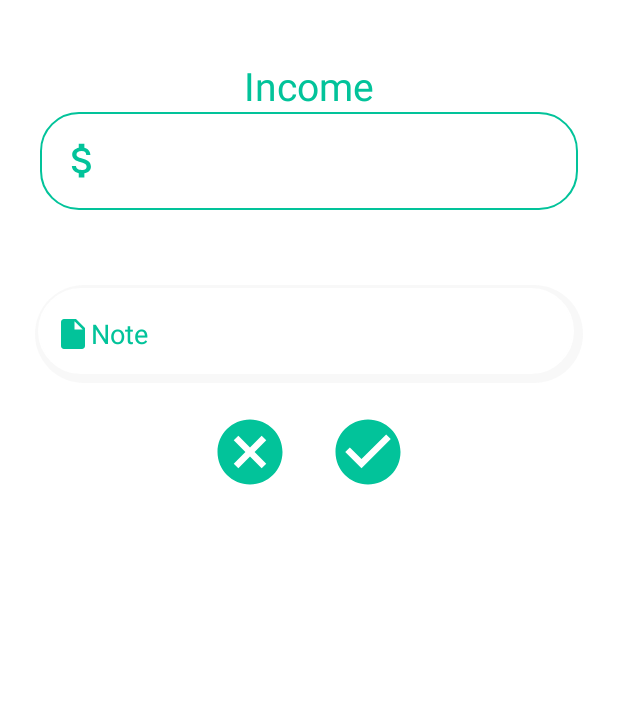
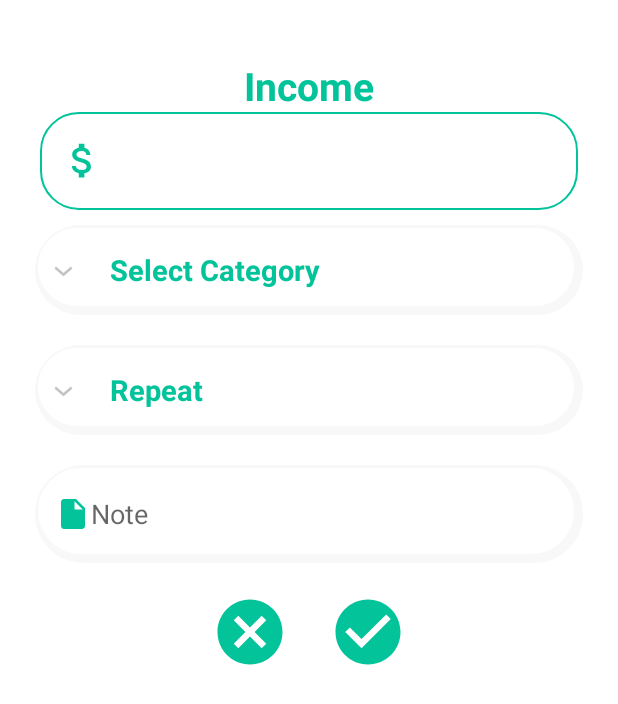
Before and after one commit to MinJerry1129/Calculator, an Android app: the SetIncomeActivity screen opened directly, with no data from a screen before it, on a phone screen of 412 x 824 dp. Shown: the top 704 px of the screen. Run offline under Robolectric (Android 15) with nearby library versions, the phone set to English and light mode, and no system bars; our stand-ins replace sdp/ssp sizes.

Commit message:
update design

```diff
--- /dev/null
+++ b/app/src/main/java/com/mobiledevteam/calculator/cell/ExpandCategoryAdapter.java
@@ -0,0 +1,85 @@
+package com.mobiledevteam.calculator.cell;
+
+import android.content.Context;
+import android.view.LayoutInflater;
+import android.view.View;
+import android.view.ViewGroup;
+import android.widget.BaseExpandableListAdapter;
+import android.widget.TextView;
+
+import com.mobiledevteam.calculator.R;
+
+import java.util.ArrayList;
+
+public class ExpandCategoryAdapter extends BaseExpandableListAdapter {
+    Context context;
+    ArrayList<Category> mCategory;
+
+    public ExpandCategoryAdapter(Context context,ArrayList<Category> category){
+        this.context = context;
+        this.mCategory = category;
+    }
+
+    @Override
+    public int getGroupCount() {
+        return 1;
+    }
+
+    @Override
+    public int getChildrenCount(int groupPosition) {
+        return mCategory.size();
+    }
+
+    @Override
+    public Object getGroup(int groupPosition) {
+        return "Select Category";
+    }
+
+    @Override
+    public Object getChild(int groupPosition, int childPosition) {
+        return this.mCategory.get(childPosition).getmTitle();
+    }
+
+    @Override
+    public long getGroupId(int groupPosition) {
+        return groupPosition;
+    }
+
+    @Override
+    public long getChildId(int groupPosition, int childPosition) {
+        return childPosition;
+    }
+
+    @Override
+    public boolean hasStableIds() {
+        return false;
+    }
+
+    @Override
+    public View getGroupView(int groupPosition, boolean isExpanded, View convertView, ViewGroup parent) {
+        if(convertView == null){
+            LayoutInflater layoutInflater = (LayoutInflater) this.context.getSystemService(Context.LAYOUT_INFLATER_SERVICE);
+            convertView = layoutInflater.inflate(R.layout.list_group, null);
+        }
+        TextView groupName = convertView.findViewById(R.id.list_parent);
+        groupName.setText("Select Category");
+        return convertView;
+    }
+
+    @Override
+    public View getChildView(int groupPosition, int childPosition, boolean isLastChild, View convertView, ViewGroup parent) {
+        String child = (String) getChild(groupPosition, childPosition);
+        if(convertView == null){
+            LayoutInflater layoutInflater = (LayoutInflater) this.context.getSystemService(Context.LAYOUT_INFLATER_SERVICE);
+            convertView = layoutInflater.inflate(R.layout.list_group, null);
+        }
+        TextView groupName = convertView.findViewById(R.id.list_parent);
+        groupName.setText(child);
+        return convertView;
+    }
+
+    @Override
+    public boolean isChildSelectable(int groupPosition, int childPosition) {
+        return true;
+    }
+}
--- /dev/null
+++ b/app/src/main/java/com/mobiledevteam/calculator/cell/ExpandRepeatAdapter.java
@@ -0,0 +1,85 @@
+package com.mobiledevteam.calculator.cell;
+
+import android.content.Context;
+import android.view.LayoutInflater;
+import android.view.View;
+import android.view.ViewGroup;
+import android.widget.BaseExpandableListAdapter;
+import android.widget.TextView;
+
+import com.mobiledevteam.calculator.R;
+
+import java.util.ArrayList;
+
+public class ExpandRepeatAdapter extends BaseExpandableListAdapter {
+    Context context;
+    ArrayList<String> mRepeat;
+
+    public ExpandRepeatAdapter(Context context,ArrayList<String> repeat){
+        this.context = context;
+        this.mRepeat = repeat;
+    }
+
+    @Override
+    public int getGroupCount() {
+        return 1;
+    }
+
+    @Override
+    public int getChildrenCount(int groupPosition) {
+        return mRepeat.size();
+    }
+
+    @Override
+    public Object getGroup(int groupPosition) {
+        return "Select Category";
+    }
+
+    @Override
+    public Object getChild(int groupPosition, int childPosition) {
+        return this.mRepeat.get(childPosition);
+    }
+
+    @Override
+    public long getGroupId(int groupPosition) {
+        return groupPosition;
+    }
+
+    @Override
+    public long getChildId(int groupPosition, int childPosition) {
+        return childPosition;
+    }
+
+    @Override
+    public boolean hasStableIds() {
+        return false;
+    }
+
+    @Override
+    public View getGroupView(int groupPosition, boolean isExpanded, View convertView, ViewGroup parent) {
+        if(convertView == null){
+            LayoutInflater layoutInflater = (LayoutInflater) this.context.getSystemService(Context.LAYOUT_INFLATER_SERVICE);
+            convertView = layoutInflater.inflate(R.layout.list_group, null);
+        }
+        TextView groupName = convertView.findViewById(R.id.list_parent);
+        groupName.setText("Repeat");
+        return convertView;
+    }
+
+    @Override
+    public View getChildView(int groupPosition, int childPosition, boolean isLastChild, View convertView, ViewGroup parent) {
+        String child = (String) getChild(groupPosition, childPosition);
+        if(convertView == null){
+            LayoutInflater layoutInflater = (LayoutInflater) this.context.getSystemService(Context.LAYOUT_INFLATER_SERVICE);
+            convertView = layoutInflater.inflate(R.layout.list_group, null);
+        }
+        TextView groupName = convertView.findViewById(R.id.list_parent);
+        groupName.setText(child);
+        return convertView;
+    }
+
+    @Override
+    public boolean isChildSelectable(int groupPosition, int childPosition) {
+        return true;
+    }
+}
--- a/app/src/main/java/com/mobiledevteam/calculator/home/SetIncomeActivity.java
+++ b/app/src/main/java/com/mobiledevteam/calculator/home/SetIncomeActivity.java
@@ -2,15 +2,71 @@ package com.mobiledevteam.calculator.home;
 
 import androidx.appcompat.app.AppCompatActivity;
 
+import android.app.ActionBar;
 import android.os.Bundle;
+import android.view.View;
+import android.view.ViewGroup;
+import android.widget.ExpandableListView;
 
 import com.mobiledevteam.calculator.R;
+import com.mobiledevteam.calculator.Utils.Common;
+import com.mobiledevteam.calculator.cell.ExpandCategoryAdapter;
+import com.mobiledevteam.calculator.cell.ExpandRepeatAdapter;
 
 public class SetIncomeActivity extends AppCompatActivity {
+    ExpandableListView _expandCategory;
+    ExpandableListView _expandRepeat;
+    ExpandCategoryAdapter exCateAdapter;
+    ExpandRepeatAdapter exRepeatAdapter;
 
     @Override
     protected void onCreate(Bundle savedInstanceState) {
         super.onCreate(savedInstanceState);
         setContentView(R.layout.activity_set_income);
+        _expandCategory = findViewById(R.id.exp_category);
+        _expandRepeat = findViewById(R.id.exp_repeat);
+        exCateAdapter = new ExpandCategoryAdapter(this, Common.getInstance().getmIncomeCategory());
+        exRepeatAdapter = new ExpandRepeatAdapter(this, Common.getInstance().getmRepeatCategory());
+        setReady();
+
+    }
+    private void setReady(){
+        _expandCategory.setDivider(null);
+        _expandCategory.setAdapter(exCateAdapter);
+        _expandCategory.setOnGroupExpandListener(new ExpandableListView.OnGroupExpandListener() {
+            @Override
+            public void onGroupExpand(int groupPosition) {
+                ViewGroup.LayoutParams params = _expandCategory.getLayoutParams();
+                params.height = params.height * 6;
+                _expandCategory.setLayoutParams(params);
+            }
+        });
+        _expandCategory.setOnGroupCollapseListener(new ExpandableListView.OnGroupCollapseListener() {
+            @Override
+            public void onGroupCollapse(int groupPosition) {
+                ViewGroup.LayoutParams params = _expandCategory.getLayoutParams();
+                params.height = params.height / 6;
+                _expandCategory.setLayoutParams(params);
+            }
+        });
+
+        _expandRepeat.setDivider(null);
+        _expandRepeat.setAdapter(exRepeatAdapter);
+        _expandRepeat.setOnGroupExpandListener(new ExpandableListView.OnGroupExpandListener() {
+            @Override
+            public void onGroupExpand(int groupPosition) {
+                ViewGroup.LayoutParams params = _expandRepeat.getLayoutParams();
+                params.height = params.height * 7;
+                _expandRepeat.setLayoutParams(params);
+            }
+        });
+        _expandRepeat.setOnGroupCollapseListener(new ExpandableListView.OnGroupCollapseListener() {
+            @Override
+            public void onGroupCollapse(int groupPosition) {
+                ViewGroup.LayoutParams params = _expandRepeat.getLayoutParams();
+                params.height = params.height / 7;
+                _expandRepeat.setLayoutParams(params);
+            }
+        });
     }
 }
--- a/app/src/main/res/layout/activity_set_income.xml
+++ b/app/src/main/res/layout/activity_set_income.xml
@@ -19,6 +19,7 @@
                 android:layout_height="wrap_content"
                 android:layout_marginTop="@dimen/_30sdp"
                 android:text="Income"
+                android:textStyle="bold"
                 android:textColor="@color/major"
                 android:textAlignment="center"
                 android:textSize="@dimen/_20sdp"/>
@@ -43,7 +44,7 @@
                 <ExpandableListView
                     android:id="@+id/exp_category"
                     android:layout_width="match_parent"
-                    android:layout_height="wrap_content"/>
+                    android:layout_height="60dp"/>
             </LinearLayout>
             <LinearLayout
                 android:layout_width="match_parent"
@@ -54,7 +55,7 @@
                 <ExpandableListView
                     android:id="@+id/exp_repeat"
                     android:layout_width="match_parent"
-                    android:layout_height="wrap_content"/>
+                    android:layout_height="60dp"/>
             </LinearLayout>
             <LinearLayout
                 android:layout_width="match_parent"
@@ -66,7 +67,7 @@
                     android:layout_height="@dimen/_50sdp"
                     android:inputType="textEmailAddress"
                     android:textColor="@color/major"
-                    android:text="Note"
+                    android:hint="Note"
                     android:background="@drawable/layout_background_white"
                     android:drawableStart="@drawable/ic_baseline_insert_drive_file_24"
                     android:paddingStart="@dimen/_10sdp"
@@ -77,6 +78,7 @@
                 android:layout_height="wrap_content"
                 android:layout_margin="10dp"
                 android:orientation="horizontal"
+                android:layout_marginBottom="@dimen/_30sdp"
                 android:gravity="center">
                 <ImageView
                     android:layout_width="@dimen/_40sdp"
--- /dev/null
+++ b/app/src/main/res/layout/list_group.xml
@@ -0,0 +1,17 @@
+<?xml version="1.0" encoding="utf-8"?>
+<LinearLayout xmlns:android="http://schemas.android.com/apk/res/android"
+    android:orientation="vertical" android:layout_width="match_parent"
+    android:layout_height="match_parent"
+    android:paddingStart="10dp"
+    android:paddingEnd="10dp">
+    <TextView
+        android:layout_width="match_parent"
+        android:layout_height="60dp"
+        android:id="@+id/list_parent"
+        android:textSize="@dimen/_15sdp"
+        android:textStyle="bold"
+        android:textColor="@color/major"
+        android:gravity="center|start"
+        android:paddingStart="?android:attr/expandableListPreferredChildPaddingLeft"
+        android:padding="@dimen/_5sdp"/>
+</LinearLayout>
```
Also changed, not shown: app/src/main/java/com/mobiledevteam/calculator/login/LoginActivity.java (+20 -19 lines).
